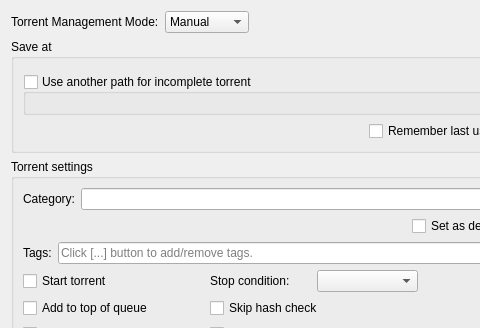
Above: src/gui/addnewtorrentdialog.ui from SysAdminDoc/qBittorrent-Vanced before the change; both pictures show x 0 to 480 and y 0 to 328 of the 900 by 680 pixel window. Below: the same form after it.
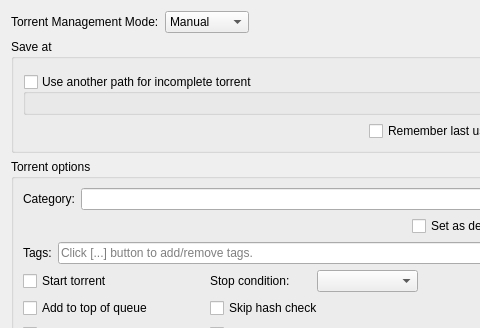
That is the form after the change. Custom widgets are drawn as their Qt base class.

```diff
--- a/src/gui/addnewtorrentdialog.ui
+++ b/src/gui/addnewtorrentdialog.ui
@@ -164,7 +164,7 @@
            <item>
             <widget class="QGroupBox" name="groupBoxSettings">
              <property name="title">
-              <string>Torrent settings</string>
+              <string>Torrent options</string>
              </property>
              <layout class="QVBoxLayout" name="verticalLayout_3">
               <item>
```
